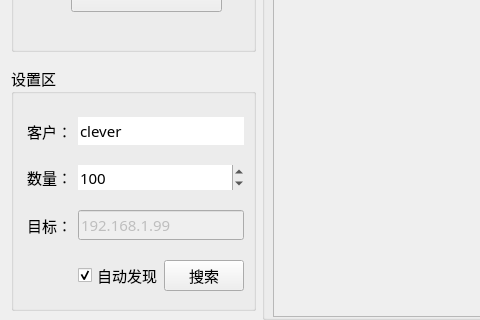
First picture: the form in pro_qc/home/home_workwid.ui, repository ChinaClever/MPro-Tools, before the edit; both pictures show x 0 to 480 and y 179 to 499 of the 1108 by 499 pixel window.
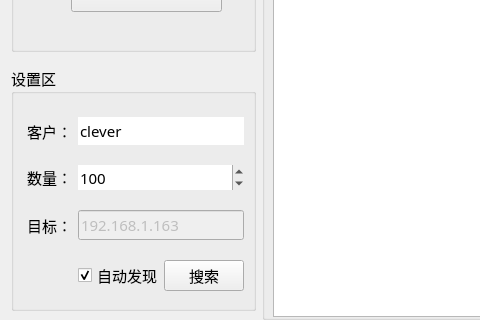
Second picture: the form after the edit.

```diff
--- a/pro_qc/home/home_workwid.ui
+++ b/pro_qc/home/home_workwid.ui
@@ -218,7 +218,7 @@
       <item row="2" column="0" colspan="4">
        <widget class="QTextEdit" name="textEdit">
         <property name="enabled">
-         <bool>false</bool>
+         <bool>true</bool>
         </property>
         <property name="readOnly">
          <bool>true</bool>
@@ -482,7 +482,7 @@
          <bool>false</bool>
         </property>
         <property name="text">
-         <string>192.168.1.99</string>
+         <string>192.168.1.163</string>
         </property>
        </widget>
       </item>
```
